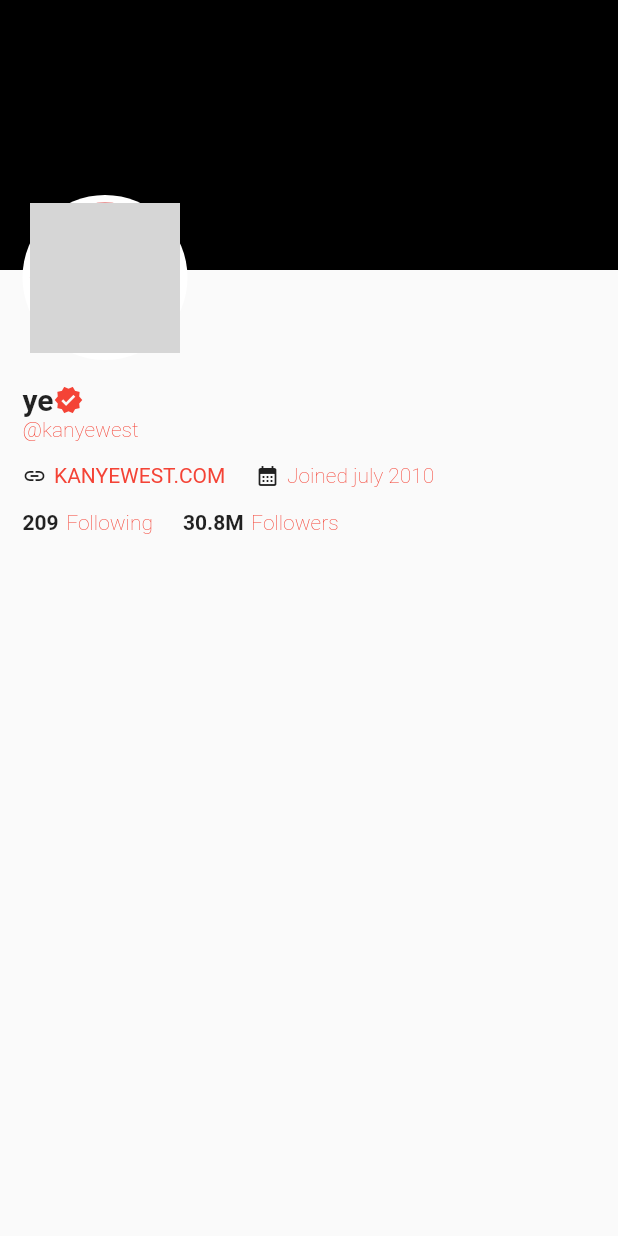
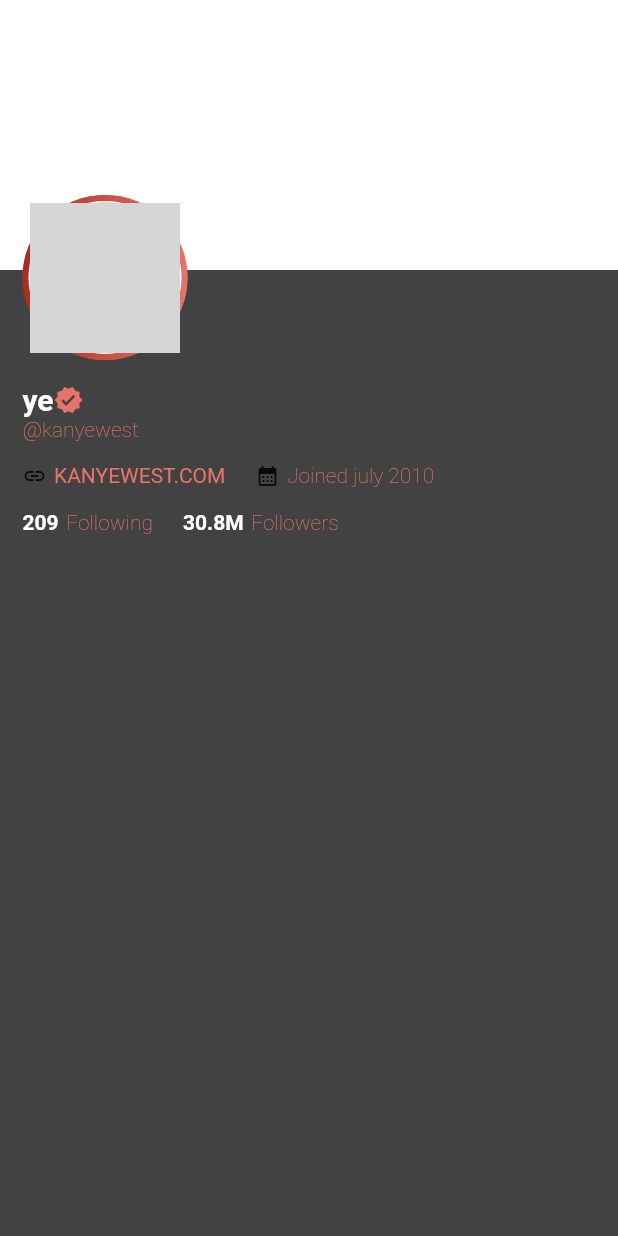
Before and after one commit to vorsakha/kanye-tweets, a Flutter app: the Header widget shown alone on an empty page, opened directly, on a phone screen of 412 x 824 dp. Run offline on Flutter 3.47's test engine with Material 2 defaults, Android fonts, the phone set to English and light mode, and no system bars; our stand-ins replace dio; network calls fail; grey boxes are pictures that could not be loaded.

Commit message:
feat: properly setup theme & switch btn

```diff
--- a/lib/components/profile/profile_header.dart
+++ b/lib/components/profile/profile_header.dart
@@ -10,7 +10,7 @@
       crossAxisAlignment: CrossAxisAlignment.start,
       children: [
         Container(
-          color: Colors.black,
+          color: Colors.white,
           height: 180,
           width: double.infinity,
         ),
@@ -20,33 +20,61 @@
           child: Column(
             crossAxisAlignment: CrossAxisAlignment.start,
             children: [
-              const CircleAvatar(
-                backgroundColor: Colors.white,
-                radius: 55,
-                child: CircleAvatar(
-                  backgroundImage: AssetImage('assets/images/ye.jpg'),
-                  radius: 50,
+              Container(
+                decoration: BoxDecoration(
+                  gradient: LinearGradient(
+                    colors: [
+                      Theme.of(context).colorScheme.primary,
+                      Theme.of(context).colorScheme.tertiary,
+                    ],
+                  ),
+                  borderRadius: BorderRadius.circular(55),
+                ),
+                child: Container(
+                  decoration: BoxDecoration(
+                    shape: BoxShape.circle,
+                    gradient: LinearGradient(
+                      colors: [
+                        Theme.of(context).colorScheme.primary,
+                        Theme.of(context).colorScheme.tertiary,
+                      ],
+                    ),
+                  ),
+                  child: const CircleAvatar(
+                    backgroundColor: Colors.transparent,
+                    radius: 55,
+                    child: CircleAvatar(
+                      radius: 51,
+                      backgroundColor: Colors.white,
+                      child: CircleAvatar(
+                        backgroundImage: AssetImage('assets/images/ye.jpg'),
+                        radius: 50,
+                      ),
+                    ),
+                  ),
                 ),
               ),
               const SizedBox(height: 15),
               Row(
-                children: const [
-                  Text(
+                children: [
+                  const Text(
                     'ye',
                     style: TextStyle(fontWeight: FontWeight.bold, fontSize: 20),
                   ),
                   Icon(
                     Icons.verified,
                     size: 20,
-                    color: Colors.red,
+                    color: Theme.of(context).colorScheme.tertiary,
                   ),
                 ],
               ),
               const SizedBox(width: 5),
-              const Text(
+              Text(
                 '@kanyewest',
-                style:
-                    TextStyle(fontWeight: FontWeight.w200, color: Colors.red),
+                style: TextStyle(
+                  fontWeight: FontWeight.w200,
+                  color: Theme.of(context).colorScheme.tertiary,
+                ),
               ),
               const SizedBox(height: 15),
               Row(
@@ -54,9 +82,10 @@
                   const Icon(Icons.link, size: 16),
                   const SizedBox(width: 5),
                   InkWell(
-                    child: const Text(
+                    child: Text(
                       'KANYEWEST.COM',
-                      style: TextStyle(color: Colors.red),
+                      style: TextStyle(
+                          color: Theme.of(context).colorScheme.tertiary),
                     ),
                     onTap: () =>
                         {launchUrl(Uri.parse('https://kanyewest.com/'))},
@@ -64,35 +93,41 @@
                   const SizedBox(width: 20),
                   const Icon(Icons.calendar_month, size: 16),
                   const SizedBox(width: 5),
-                  const Text(
+                  Text(
                     'Joined july 2010',
                     style: TextStyle(
-                        fontWeight: FontWeight.w200, color: Colors.red),
+                      fontWeight: FontWeight.w200,
+                      color: Theme.of(context).colorScheme.tertiary,
+                    ),
                   ),
                 ],
               ),
               const SizedBox(height: 15),
-              Row(children: const [
-                Text(
+              Row(children: [
+                const Text(
                   '209',
                   style: TextStyle(fontWeight: FontWeight.bold),
                 ),
-                SizedBox(width: 5),
+                const SizedBox(width: 5),
                 Text(
                   'Following',
-                  style:
-                      TextStyle(fontWeight: FontWeight.w200, color: Colors.red),
+                  style: TextStyle(
+                    fontWeight: FontWeight.w200,
+                    color: Theme.of(context).colorScheme.tertiary,
+                  ),
                 ),
-                SizedBox(width: 20),
-                Text(
+                const SizedBox(width: 20),
+                const Text(
                   '30.8M',
                   style: TextStyle(fontWeight: FontWeight.bold),
                 ),
-                SizedBox(width: 5),
+                const SizedBox(width: 5),
                 Text(
                   'Followers',
-                  style:
-                      TextStyle(fontWeight: FontWeight.w200, color: Colors.red),
+                  style: TextStyle(
+                    fontWeight: FontWeight.w200,
+                    color: Theme.of(context).colorScheme.tertiary,
+                  ),
                 ),
               ]),
             ],
--- a/lib/components/timeline.dart
+++ b/lib/components/timeline.dart
@@ -19,9 +19,7 @@
         shrinkWrap: true,
         itemCount: list.length,
         itemBuilder: (context, index) {
-          return Tweet(
-              tweet: list[index],
-              color: index % 2 == 0 ? Colors.white : Colors.white);
+          return Tweet(tweet: list[index]);
         },
       ),
     );
```
Also changed, not shown: lib/components/switch.dart (added, +16 -0 lines), lib/components/tweet.dart (+15 -10 lines), lib/controllers/theme_controller.dart (+46 -3 lines), lib/main.dart (+4 -7 lines), lib/views/home_view.dart (+8 -19 lines).
